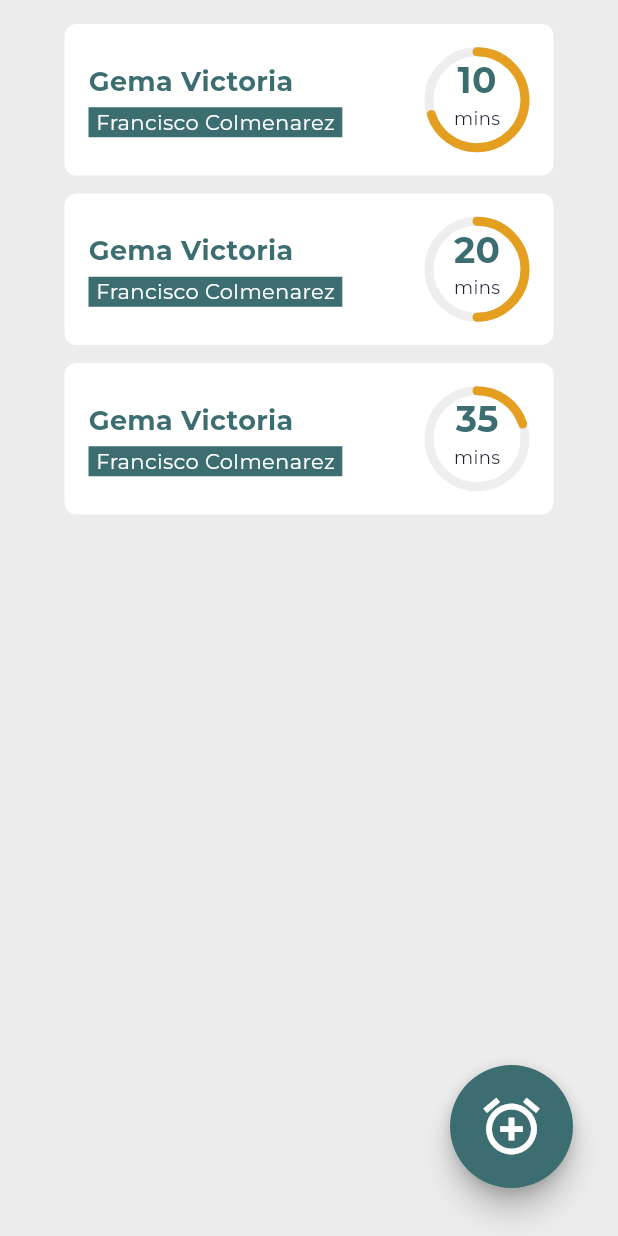
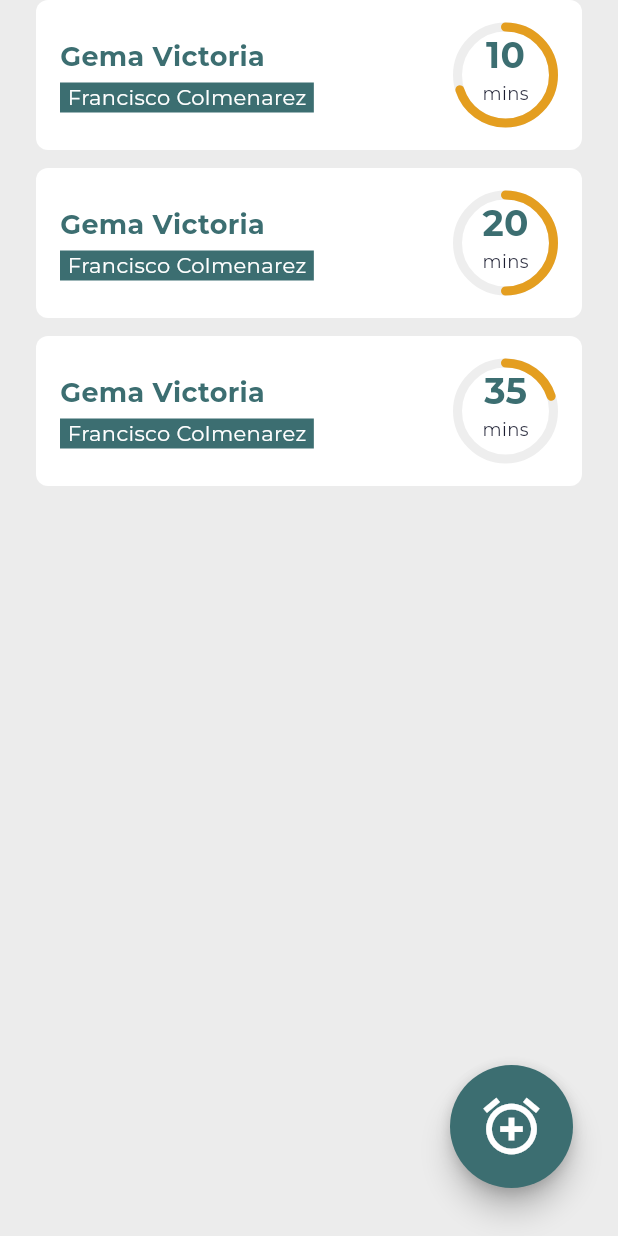
Before and after one commit to jisusDev/play_safe_application, a Flutter app: the screen it shows after launch, on a phone screen of 412 x 824 dp. Run offline on Flutter 3.47's test engine with Material 3 defaults, Android fonts, the phone set to English and light mode, and no system bars; drawn by our look-alikes of percent_indicator; our stand-ins replace flutter_riverpod; project files that could hold a hidden picture were left out.

Commit message:
fix padding with

```diff
--- a/lib/screens/dashboard_screen/screen/add_kid_screen/add_kid_screen.dart
+++ b/lib/screens/dashboard_screen/screen/add_kid_screen/add_kid_screen.dart
@@ -73,7 +73,6 @@ class _Body extends StatelessWidget {
   @override
   Widget build(BuildContext context) {
     return ListView.builder(
-      padding: const EdgeInsets.all(16.0),
       itemCount: cards.length,
       itemBuilder: (context, index) {
         return Column(
--- a/lib/widgets/card/ps_card_container.dart
+++ b/lib/widgets/card/ps_card_container.dart
@@ -22,9 +22,8 @@ class CardContainer extends StatelessWidget {
     return GestureDetector(
       onTap: onPressed,
       child: Padding(
-        padding: const EdgeInsets.symmetric(horizontal: 27),
+        padding: const EdgeInsets.symmetric(horizontal: 24),
         child: Container(
-          height: 101,
           decoration: BoxDecoration(
             color: PsAppcolor.white,
             borderRadius: BorderRadius.circular(
```
